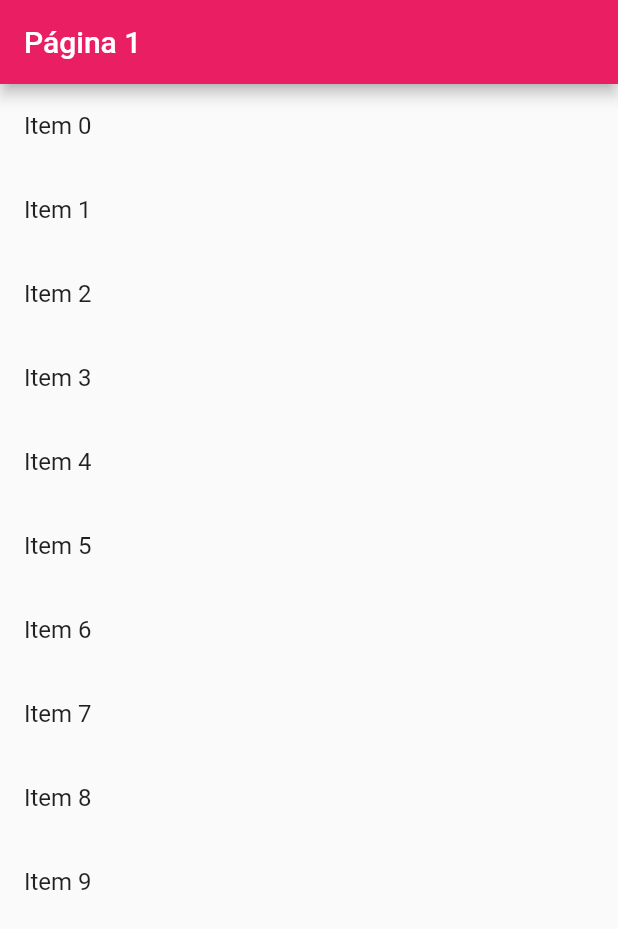
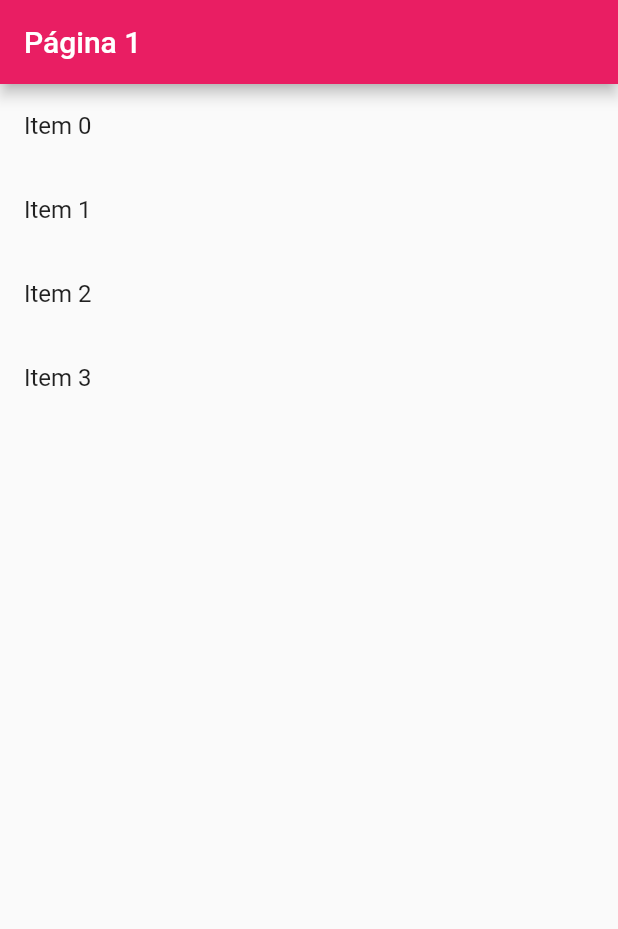
Before and after one commit to veromerino/PageView_RefreshIndicator_ReorderableList, a Flutter app: the screen it shows after launch, on a phone screen of 412 x 824 dp. Shown: the top 929 px of the screen. Run offline on Flutter 3.47's test engine with Material 2 defaults, Android fonts, the phone set to English and light mode, and no system bars.

Commit message:
Cambio de items a 4

```diff
--- a/lib/main.dart
+++ b/lib/main.dart
@@ -23,10 +23,18 @@ class RefreshIndicatorExample extends StatefulWidget {
 class _RefreshIndicatorExampleState extends State<RefreshIndicatorExample> {
   final GlobalKey<RefreshIndicatorState> _refreshIndicatorKey =
       GlobalKey<RefreshIndicatorState>();
-  List<String> originalItems = List.generate(
-      10, (index) => 'Item $index'); // Lista de elementos original
-  List<String> items =
-      List.generate(10, (index) => 'Item $index'); // Lista de elementos
+
+  List<List<String>> originalItems = [
+    List.generate(4, (index) => 'Item $index'),
+    List.generate(4, (index) => 'Item $index'),
+    List.generate(4, (index) => 'Item $index'),
+  ]; // Lista de elementos original
+
+  List<List<String>> items = [
+    List.generate(4, (index) => 'Item $index'),
+    List.generate(4, (index) => 'Item $index'),
+    List.generate(4, (index) => 'Item $index'),
+  ]; // Lista de elementos
 
   Widget _buildPage(int pageIndex) {
     Color pageColor;
@@ -58,15 +66,15 @@ class _RefreshIndicatorExampleState extends State<RefreshIndicatorExample> {
           await Future<void>.delayed(const Duration(seconds: 3));
           setState(() {
             // Restaurar la lista original
-            items = List.from(originalItems);
+            items[pageIndex] = List.from(originalItems[pageIndex]);
           });
         },
-        child: _buildReorderableListView(),
+        child: _buildReorderableListView(items[pageIndex]),
       ),
     );
   }
 
-  Widget _buildReorderableListView() {
+  Widget _buildReorderableListView(List<String> items) {
     return ReorderableListView(
       onReorder: (oldIndex, newIndex) {
         setState(() {
```
